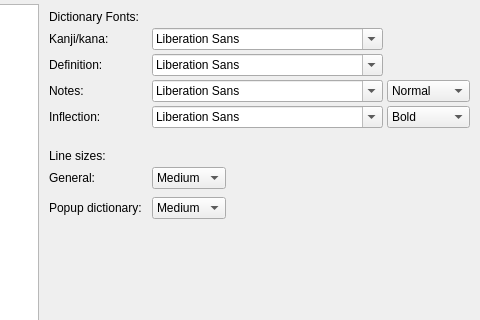
z1dev/zkanji, file settingsform.ui: the form before one commit; both pictures show x 135 to 615 and y 0 to 320 of the 615 by 432 pixel window.
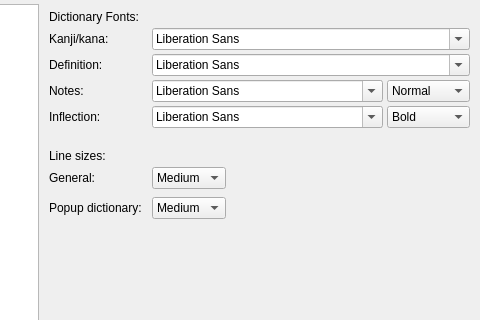
The form after the commit. The open tabs and pages were chosen to show the change. Icons and pictures are not drawn. Custom widgets are drawn as their Qt base class.

Commit message:
Saving states and settings before closing main window, instead of after, so the child windows are not destroyed.
Added some Linux fonts to look for at startup if no font is saved in the ini file.

```diff
--- a/settingsform.ui
+++ b/settingsform.ui
@@ -2646,7 +2646,7 @@
               <item row="1" column="1">
                <widget class="QFontComboBox" name="dictKanaFontCBox">
                 <property name="sizePolicy">
-                 <sizepolicy hsizetype="Fixed" vsizetype="Fixed">
+                 <sizepolicy hsizetype="Expanding" vsizetype="Fixed">
                   <horstretch>0</horstretch>
                   <verstretch>0</verstretch>
                  </sizepolicy>
@@ -2666,7 +2666,7 @@
               <item row="2" column="1">
                <widget class="QFontComboBox" name="dictDefFontCBox">
                 <property name="sizePolicy">
-                 <sizepolicy hsizetype="Fixed" vsizetype="Fixed">
+                 <sizepolicy hsizetype="Expanding" vsizetype="Fixed">
                   <horstretch>0</horstretch>
                   <verstretch>0</verstretch>
                  </sizepolicy>
```
Left out of the diff: 16 changed lines with no effect on the pictures. The commit also changes 5 other files.
